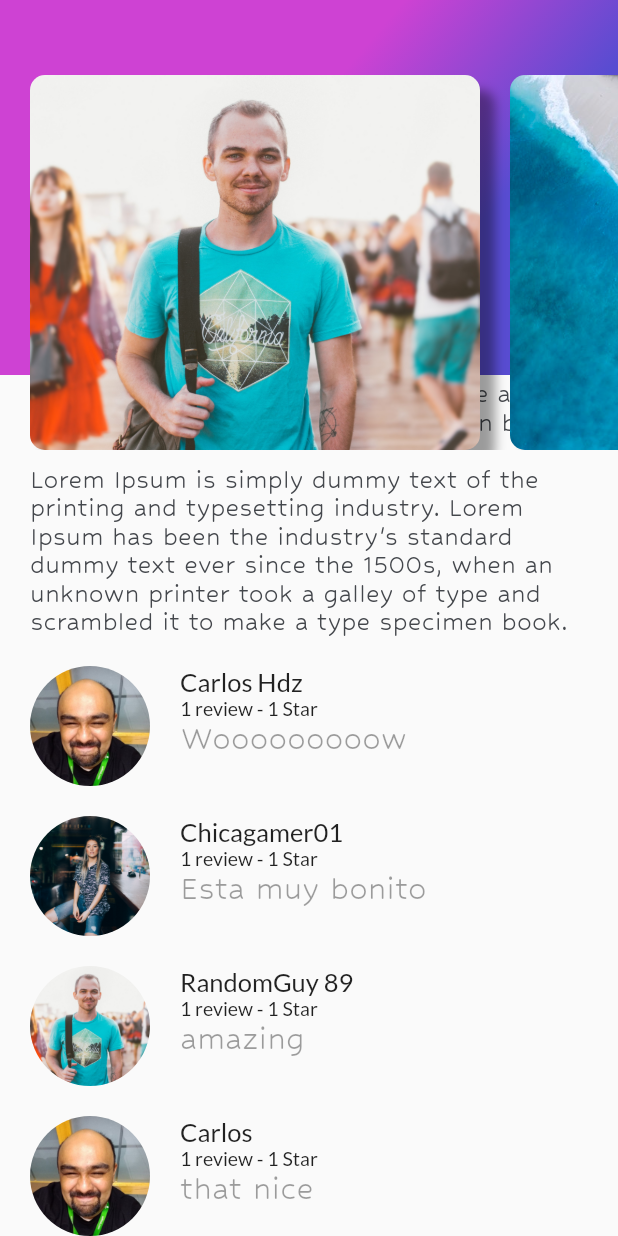
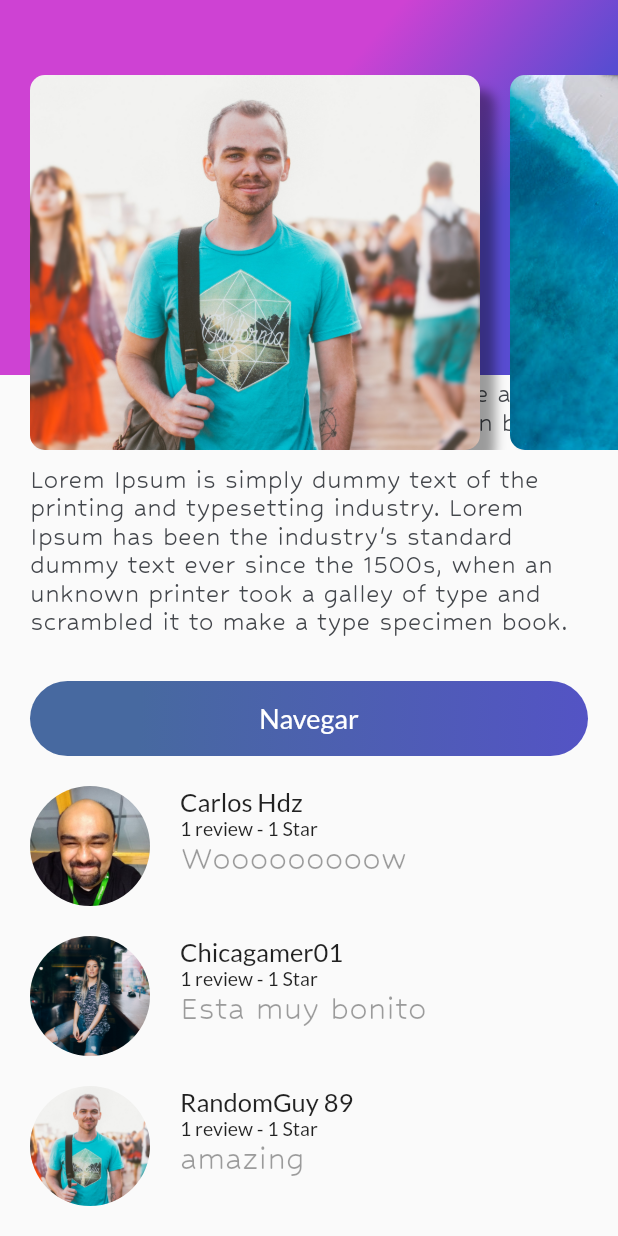
Before and after one commit to khemtz/PAM_uao_2022, a Flutter app: the screen it shows after launch, scrolled down 210 dp, on a phone screen of 412 x 824 dp. Run offline on Flutter 3.47's test engine with Material 2 defaults, Android fonts, the phone set to English and light mode, and no system bars.

Commit message:
Se agrego el boton navegar

```diff
--- /dev/null
+++ b/lib/button_purple.dart
@@ -0,0 +1,53 @@
+import 'package:flutter/material.dart';
+
+class ButtonPurple extends StatelessWidget {
+  @override
+  Widget build(BuildContext context) {
+    // TODO: implement build
+    return InkWell(
+
+        onTap: () {
+          ScaffoldMessenger.of(context).showSnackBar(
+            SnackBar(content: Text("Navegar otro sitio...")),
+          );
+        },
+        child: Container(
+            margin: EdgeInsets.only(
+              top: 30.0,
+              left: 20.0,
+              right: 20.0
+            ),
+            height: 50.0,
+            decoration: BoxDecoration(
+              borderRadius: BorderRadius.circular(30.0),
+              gradient: LinearGradient(
+              colors: [
+                Color(0xFF4769A0),
+                Color(0xFF584CD1)
+                ],
+            begin: FractionalOffset(0.2, 0.0),
+            end: FractionalOffset(2.0, 0.6),
+            stops: [0.0, 0.6],
+            //tileMode: TileMode.clamp
+            )
+
+            ),
+
+        child: Center(
+            child: Text(
+            "Navegar",
+            style: TextStyle(
+                fontSize: 18.0,
+                fontFamily: "Lato",
+                color: Colors.white
+            ),
+
+            ),
+          ),
+        )
+
+
+    );
+  }
+
+}
--- a/lib/main.dart
+++ b/lib/main.dart
@@ -4,6 +4,7 @@ import 'description_place.dart';
 import 'review_list.dart';
 import 'cardimage_list.dart';
 import 'gradient_bkground.dart';
+import 'button_purple.dart';
 
 void main() {
   runApp(MyApp());
@@ -30,7 +31,8 @@ class MyApp extends StatelessWidget {
             children: [
               ListView(
                 children: [
-                  DescriptionPlace("CDMX", descriptionDummy),
+                  DescriptionPlace("Oaxaca", descriptionDummy),
+                  ButtonPurple(),
                   ReviewList()
                 ]
               ),
```
